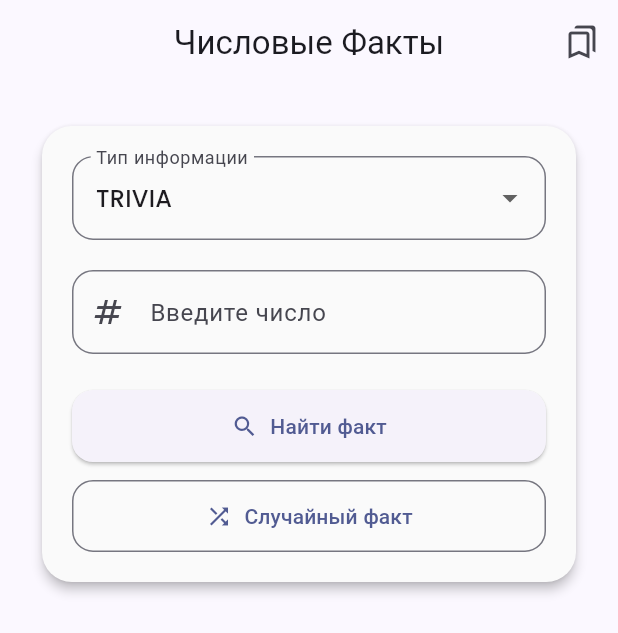
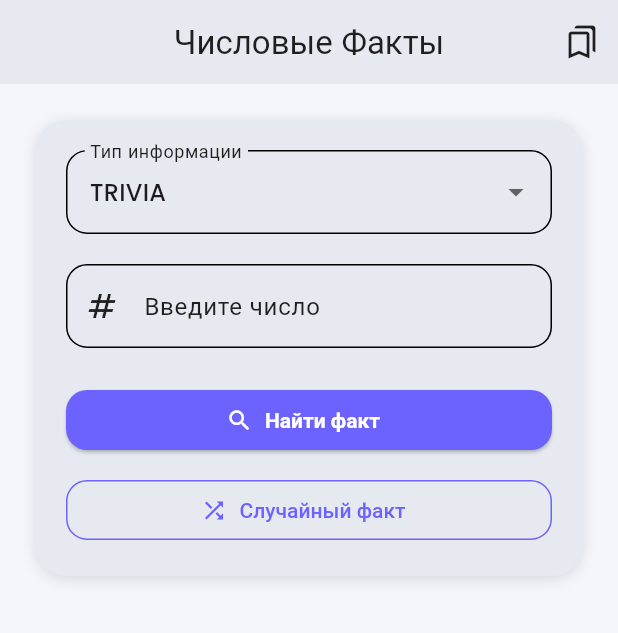
Before and after one commit to M-Ali-2010/numbers_app, a Flutter app: the screen it shows after launch, on a phone screen of 412 x 824 dp. Shown: the top 633 px of the screen. Run offline on Flutter 3.47's test engine with Material 3 defaults, Android fonts, the phone set to English and light mode, and no system bars; our stand-ins replace google_fonts, shared_preferences.

Commit message:
Update main.dart

```diff
--- a/lib/main.dart
+++ b/lib/main.dart
@@ -8,14 +8,45 @@ void main() => runApp(NumbersApp());
 class NumbersApp extends StatelessWidget {
   @override
   Widget build(BuildContext context) {
+    final Color primaryColor = Color(0xFF6C63FF); // Indigo/Fiolet
+    final Color backgroundColor = Color(0xFFF4F6FC); // Light blueish white
+    final Color cardColor = Color(0xFFE6E9F0); // Light gray-blue
+
     return MaterialApp(
       title: 'Numbers Info',
       debugShowCheckedModeBanner: false,
       theme: ThemeData(
-        colorSchemeSeed: Colors.indigo,
-        brightness: Brightness.light,
+        scaffoldBackgroundColor: backgroundColor,
+        colorScheme: ColorScheme.light(
+          primary: primaryColor,
+          secondary: Colors.deepPurpleAccent,
+          surface: cardColor,
+          background: backgroundColor,
+          onPrimary: Colors.white,
+          onSurface: Colors.black87,
+        ),
+        elevatedButtonTheme: ElevatedButtonThemeData(
+          style: ElevatedButton.styleFrom(
+            backgroundColor: primaryColor,
+            foregroundColor: Colors.white,
+            textStyle: TextStyle(fontWeight: FontWeight.bold),
+            shape: RoundedRectangleBorder(
+              borderRadius: BorderRadius.circular(14),
+            ),
+          ),
+        ),
+        outlinedButtonTheme: OutlinedButtonThemeData(
+          style: OutlinedButton.styleFrom(
+            foregroundColor: primaryColor,
+            side: BorderSide(color: primaryColor),
+            shape: RoundedRectangleBorder(
+              borderRadius: BorderRadius.circular(14),
+            ),
+            textStyle: TextStyle(fontWeight: FontWeight.w500),
+          ),
+        ),
+        textTheme: GoogleFonts.poppinsTextTheme(),
         useMaterial3: true,
-        textTheme: GoogleFonts.poppinsTextTheme(),
       ),
       home: NumberInfoPage(),
     );
@@ -27,8 +58,7 @@ class NumberInfoPage extends StatefulWidget {
   _NumberInfoPageState createState() => _NumberInfoPageState();
 }
 
-class _NumberInfoPageState extends State<NumberInfoPage>
-    with SingleTickerProviderStateMixin {
+class _NumberInfoPageState extends State<NumberInfoPage> {
   final TextEditingController _controller = TextEditingController();
   String _selectedType = 'trivia';
   bool _isLoading = false;
@@ -84,11 +114,6 @@ class _NumberInfoPageState extends State<NumberInfoPage>
             ElevatedButton.icon(
               icon: Icon(Icons.bookmark_add_outlined),
               label: Text('Сохранить'),
-              style: ElevatedButton.styleFrom(
-                padding: EdgeInsets.symmetric(horizontal: 24, vertical: 14),
-                shape: RoundedRectangleBorder(
-                    borderRadius: BorderRadius.circular(14)),
-              ),
               onPressed: () async {
                 final prefs = await SharedPreferences.getInstance();
                 List<String> saved =
@@ -124,14 +149,7 @@ class _NumberInfoPageState extends State<NumberInfoPage>
   void openSavedPage() {
     Navigator.push(
       context,
-      PageRouteBuilder(
-        transitionDuration: Duration(milliseconds: 500),
-        pageBuilder: (_, __, ___) => SavedItemsPage(),
-        transitionsBuilder: (_, a, __, child) => FadeTransition(
-          opacity: a,
-          child: child,
-        ),
-      ),
+      MaterialPageRoute(builder: (_) => SavedItemsPage()),
     );
   }
 
@@ -149,7 +167,7 @@ class _NumberInfoPageState extends State<NumberInfoPage>
           IconButton(
             icon: Icon(Icons.bookmarks_outlined),
             onPressed: openSavedPage,
-            tooltip: 'Сохраненные',
+            tooltip: 'Сохранённые',
           )
         ],
       ),
@@ -157,13 +175,19 @@ class _NumberInfoPageState extends State<NumberInfoPage>
         padding: const EdgeInsets.all(24),
         child: Column(
           children: [
-            Card(
-              shape: RoundedRectangleBorder(
-                  borderRadius: BorderRadius.circular(20)),
-              elevation: 3,
-              color: Colors.grey.shade50,
-              child: Padding(
-                padding: const EdgeInsets.all(20),
+            Container(
+              decoration: BoxDecoration(
+                color: Theme.of(context).colorScheme.surface,
+                borderRadius: BorderRadius.circular(20),
+                boxShadow: [
+                  BoxShadow(
+                    color: Colors.black12,
+                    blurRadius: 8,
+                    offset: Offset(0, 2),
+                  )
+                ],
+              ),
+              padding: EdgeInsets.all(20),
               child: Column(
                 children: [
                   DropdownButtonFormField<String>(
@@ -202,13 +226,6 @@ class _NumberInfoPageState extends State<NumberInfoPage>
                                 label: Text('Найти факт'),
                                 onPressed: () =>
                                     fetchNumberInfo(isRandom: false),
-                                  style: ElevatedButton.styleFrom(
-                                    padding: EdgeInsets.symmetric(
-                                        vertical: 14, horizontal: 20),
-                                    shape: RoundedRectangleBorder(
-                                        borderRadius:
-                                            BorderRadius.circular(14)),
-                                  ),
                               ),
                             ),
                             SizedBox(height: 12),
@@ -219,19 +236,11 @@ class _NumberInfoPageState extends State<NumberInfoPage>
                                 label: Text('Случайный факт'),
                                 onPressed: () =>
                                     fetchNumberInfo(isRandom: true),
-                                  style: OutlinedButton.styleFrom(
-                                    padding: EdgeInsets.symmetric(
-                                        vertical: 14, horizontal: 20),
-                                    shape: RoundedRectangleBorder(
-                                        borderRadius:
-                                            BorderRadius.circular(14)),
-                                  ),
                               ),
                             ),
                           ],
                         )
                 ],
-                ),
               ),
             ),
           ],
@@ -271,16 +280,9 @@ class _SavedItemsPageState extends State<SavedItemsPage> {
   @override
   Widget build(BuildContext context) {
     return Scaffold(
-      appBar: AppBar(
-        title: Text('Сохраненные факты'),
-      ),
+      appBar: AppBar(title: Text('⭐ Сохранённые')),
       body: _savedItems.isEmpty
-          ? Center(
-              child: Text(
-                'Нет сохранённых данных.',
-                style: TextStyle(fontSize: 16),
-              ),
-            )
+          ? Center(child: Text('Нет сохранённых данных.'))
           : ListView.separated(
               padding: EdgeInsets.all(16),
               itemCount: _savedItems.length,
```
Lines whose indentation alone changed are shown as unchanged.
